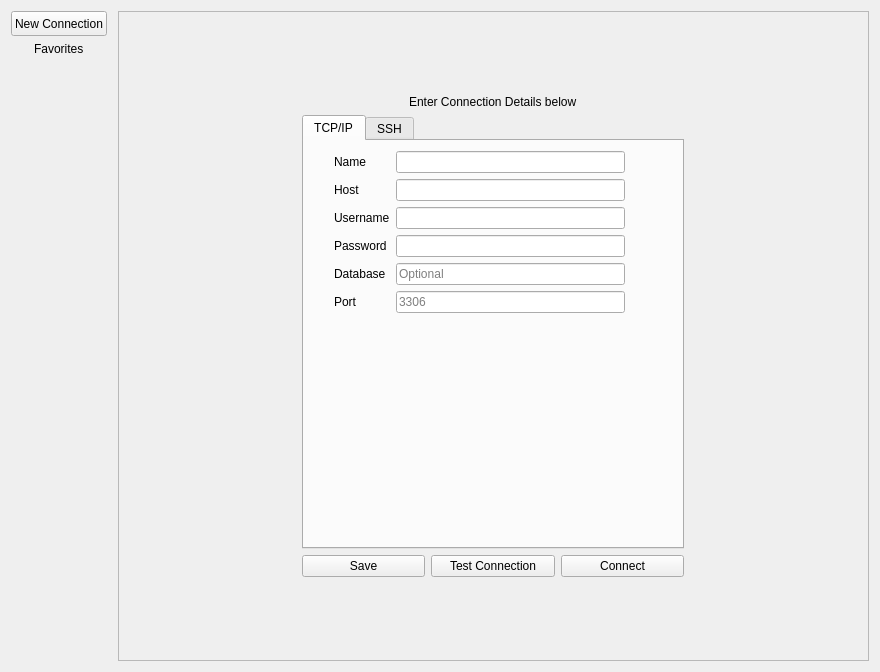
Old version of the form app/views/ConnectionView.ui in the repository snorlax95/Goofy-SQL.
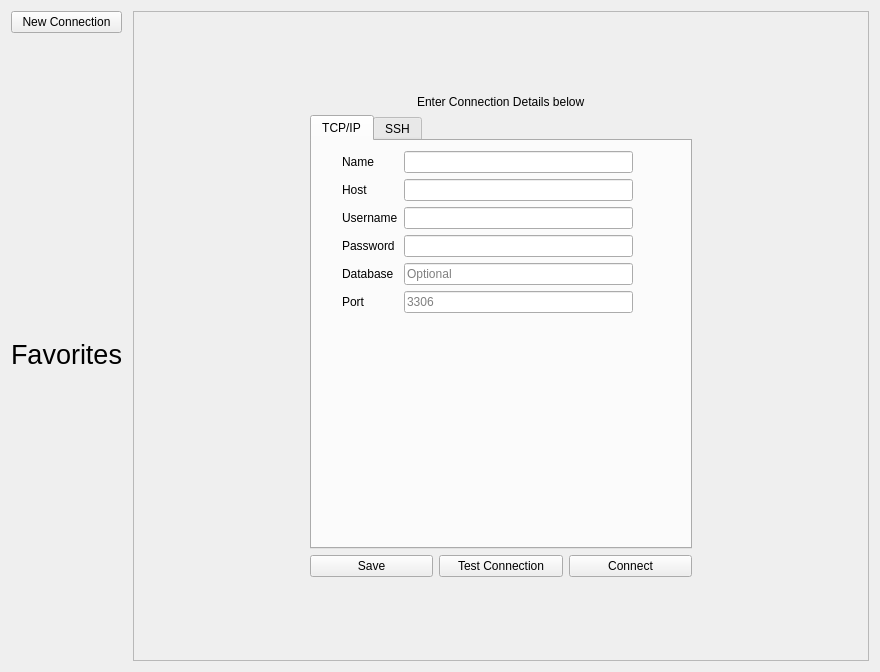
New version of the form. The open tabs and pages were chosen to show the change.

Commit message: ssh connection added

What changed in the file:
```diff
--- a/app/views/ConnectionView.ui
+++ b/app/views/ConnectionView.ui
@@ -486,20 +486,8 @@
      <property name="rightMargin">
       <number>5</number>
      </property>
-     <item>
+     <item alignment="Qt::AlignTop">
       <widget class="QPushButton" name="NewConnectionButton">
-       <property name="minimumSize">
-        <size>
-         <width>0</width>
-         <height>25</height>
-        </size>
-       </property>
-       <property name="maximumSize">
-        <size>
-         <width>16777215</width>
-         <height>25</height>
-        </size>
-       </property>
        <property name="text">
         <string>New Connection</string>
        </property>
@@ -507,9 +495,17 @@
      </item>
      <item alignment="Qt::AlignHCenter|Qt::AlignTop">
       <widget class="QLabel" name="label">
+       <property name="font">
+        <font>
+         <pointsize>20</pointsize>
+        </font>
+       </property>
        <property name="text">
         <string>Favorites</string>
        </property>
+       <property name="margin">
+        <number>5</number>
+       </property>
       </widget>
      </item>
     </layout>
```
Left out of the diff: 2 changed lines with no effect on the pictures. The commit also changes 4 other files.
